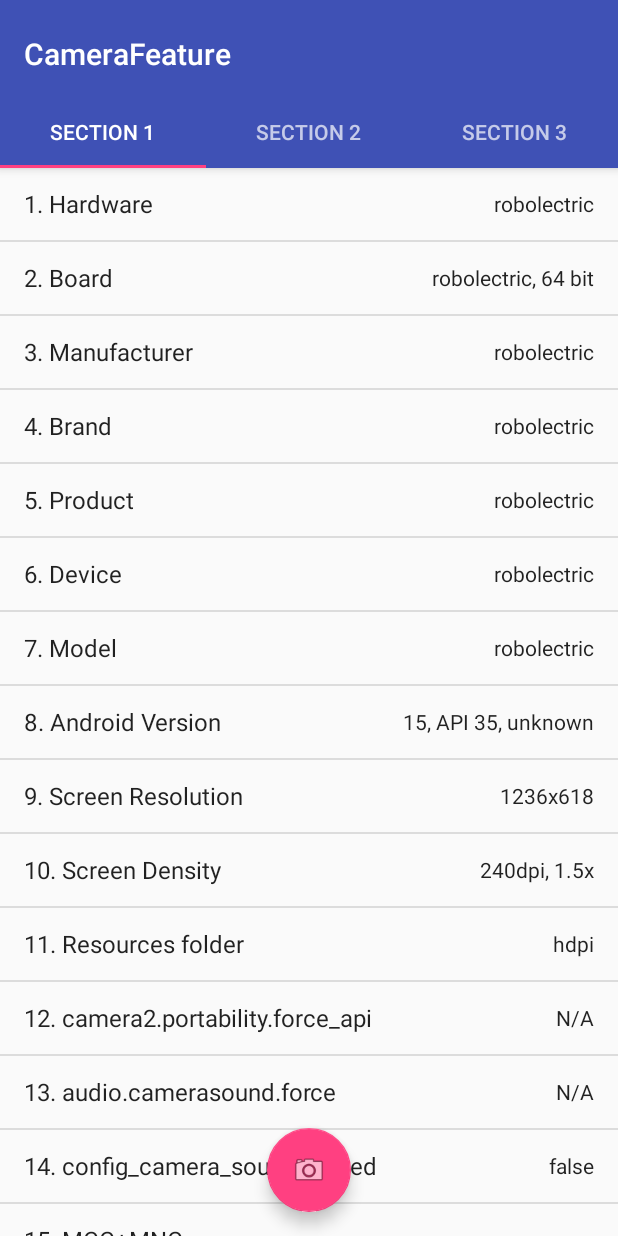
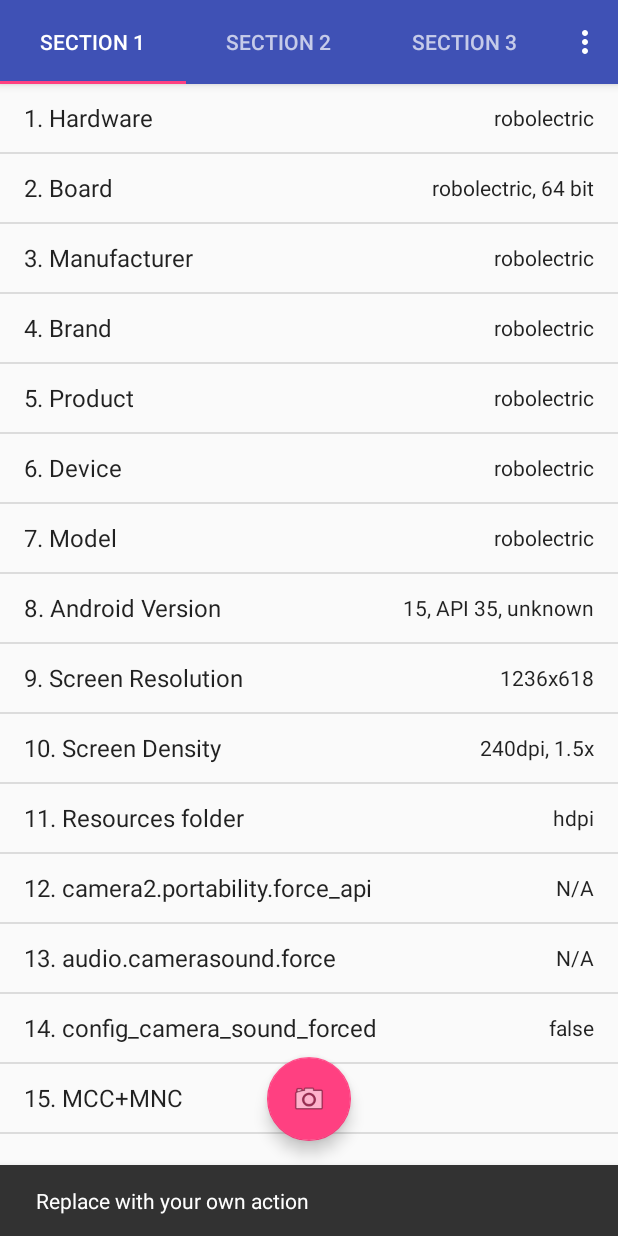
Before and after one commit to baby518/CameraChecker, an Android app: the screen it shows after launch (MainActivity), after a tap on an icon or button, on a phone screen of 412 x 824 dp. Run offline under Robolectric (Android 15) with nearby library versions, the phone set to English and light mode, and no system bars; 1 other tap on this screen came first.

Commit message:
add over flow and set list item height

```diff
--- a/app/src/main/java/com/sample/camerafeature/MainActivity.java
+++ b/app/src/main/java/com/sample/camerafeature/MainActivity.java
@@ -12,13 +12,15 @@ import android.support.v4.view.ViewPager;
 import android.os.Bundle;
 import android.support.v7.widget.Toolbar;
 import android.view.LayoutInflater;
+import android.view.Menu;
+import android.view.MenuItem;
 import android.view.View;
 import android.view.ViewGroup;
 
 import android.widget.TextView;
 
 import com.sample.camerafeature.fragment.OverviewFragment;
-import com.sample.camerafeature.utils.FeatureChecker;
+import com.sample.camerafeature.utils.PreferenceUtil;
 
 public class MainActivity extends AppCompatActivity {
     private SectionsPagerAdapter mSectionsPagerAdapter;
@@ -52,6 +54,36 @@ public class MainActivity extends AppCompatActivity {
                         .setAction("Action", null).show();
             }
         });
+    }
+
+    @Override
+    public boolean onCreateOptionsMenu(Menu menu) {
+        // Inflate the menu; this adds items to the action bar if it is present.
+        getMenuInflater().inflate(R.menu.menu_main, menu);
+
+        boolean isChecked = PreferenceUtil.getBoolean(this, PreferenceUtil.KEY_USE_CAMERA2, false);
+        MenuItem item = menu.findItem(R.id.action_use_camera2);
+        if (item != null) {
+            item.setChecked(isChecked);
+        }
+
+        return true;
+    }
+
+    @Override
+    public boolean onOptionsItemSelected(MenuItem item) {
+        if (item != null) {
+            if (item.isCheckable()) {
+                item.setChecked(!item.isChecked());
+            }
+
+            int id = item.getItemId();
+            if (id == R.id.action_use_camera2) {
+                PreferenceUtil.putBoolean(this, PreferenceUtil.KEY_USE_CAMERA2, item.isChecked());
+                return true;
+            }
+        }
+        return super.onOptionsItemSelected(item);
     }
 
     public static class PlaceholderFragment extends Fragment {
--- a/app/src/main/java/com/sample/camerafeature/fragment/BaseFragment.java
+++ b/app/src/main/java/com/sample/camerafeature/fragment/BaseFragment.java
@@ -13,7 +13,6 @@ import java.util.Map;
 
 import com.sample.camerafeature.R;
 import com.sample.camerafeature.fragment.BaseCapabilitiesContent.CapabilitiesItem;
-import com.sample.camerafeature.utils.FeatureChecker;
 
 public class BaseFragment extends ListFragment {
     public final String NA = "N/A";
@@ -24,7 +23,6 @@ public class BaseFragment extends ListFragment {
     @Override
     public void onActivityCreated(Bundle paramBundle) {
         super.onActivityCreated(paramBundle);
-        FeatureChecker.initialize(getActivity());
         initCapabilities();
         setMyListAdapter();
     }
--- a/app/src/main/java/com/sample/camerafeature/fragment/OverviewFragment.java
+++ b/app/src/main/java/com/sample/camerafeature/fragment/OverviewFragment.java
@@ -1,8 +1,18 @@
 package com.sample.camerafeature.fragment;
+
+import android.os.Bundle;
+
+import com.sample.camerafeature.utils.FeatureChecker;
 
 public class OverviewFragment extends BaseFragment {
     public static String getName() {
         return "Overview";
+    }
+
+    @Override
+    public void onActivityCreated(Bundle paramBundle) {
+        FeatureChecker.initialize(getActivity());
+        super.onActivityCreated(paramBundle);
     }
 
     public void initCapabilities() {
--- /dev/null
+++ b/app/src/main/java/com/sample/camerafeature/utils/PreferenceUtil.java
@@ -0,0 +1,21 @@
+package com.sample.camerafeature.utils;
+
+import android.content.Context;
+import android.content.SharedPreferences;
+
+public class PreferenceUtil {
+    public static String NAME = "preferences";
+    public static String KEY_USE_CAMERA2 = "key_use_camera2";
+
+    public static boolean getBoolean(Context context, String key, boolean defaultValue) {
+        SharedPreferences settings = context.getSharedPreferences(PreferenceUtil.NAME, Context.MODE_PRIVATE);
+        return settings.getBoolean(key, defaultValue);
+    }
+
+    public static void putBoolean(Context context, String key, boolean value) {
+        SharedPreferences settings = context.getSharedPreferences(PreferenceUtil.NAME, Context.MODE_PRIVATE);
+        SharedPreferences.Editor editor = settings.edit();
+        editor.putBoolean(key, value);
+        editor.apply();
+    }
+}
--- a/app/src/main/res/layout/activity_main.xml
+++ b/app/src/main/res/layout/activity_main.xml
@@ -12,7 +12,6 @@
         android:id="@+id/appbar"
         android:layout_width="match_parent"
         android:layout_height="wrap_content"
-        android:paddingTop="@dimen/appbar_padding_top"
         android:theme="@style/AppTheme.AppBarOverlay">
 
         <android.support.v7.widget.Toolbar
@@ -22,13 +21,12 @@
             android:background="?attr/colorPrimary"
             app:popupTheme="@style/AppTheme.PopupOverlay">
 
+            <android.support.design.widget.TabLayout
+                android:id="@+id/tabs"
+                android:layout_width="match_parent"
+                android:layout_height="match_parent" />
+
         </android.support.v7.widget.Toolbar>
-
-        <android.support.design.widget.TabLayout
-            android:id="@+id/tabs"
-            android:layout_width="match_parent"
-            android:layout_height="wrap_content" />
-
     </android.support.design.widget.AppBarLayout>
 
     <android.support.v4.view.ViewPager
--- a/app/src/main/res/layout/simple_list_item.xml
+++ b/app/src/main/res/layout/simple_list_item.xml
@@ -1,6 +1,7 @@
 <RelativeLayout xmlns:android="http://schemas.android.com/apk/res/android"
                 android:layout_width="match_parent"
                 android:layout_height="wrap_content"
+                android:background="?android:attr/selectableItemBackground"
                 android:minHeight="?android:attr/listPreferredItemHeightSmall"
                 android:mode="oneLine"
                 android:paddingEnd="?android:attr/listPreferredItemPaddingEnd"
--- /dev/null
+++ b/app/src/main/res/menu/menu_main.xml
@@ -0,0 +1,9 @@
+<menu xmlns:android="http://schemas.android.com/apk/res/android"
+    xmlns:app="http://schemas.android.com/apk/res-auto">
+
+    <item
+        android:id="@+id/action_use_camera2"
+        android:title="@string/action_use_camera2"
+        android:checkable="true"
+        app:showAsAction="never" />
+</menu>
--- a/app/src/main/res/values/dimens.xml
+++ b/app/src/main/res/values/dimens.xml
@@ -2,4 +2,6 @@
     <!-- Default screen margins, per the Android Design guidelines. -->
     <dimen name="fab_margin">16dp</dimen>
     <dimen name="appbar_padding_top">8dp</dimen>
+
+    <dimen name="list_item_height">45dp</dimen>
 </resources>
--- a/app/src/main/res/values/strings.xml
+++ b/app/src/main/res/values/strings.xml
@@ -2,4 +2,5 @@
     <string name="app_name">CameraFeature</string>
     <string name="section_format">Hello World from section: %1$d</string>
     <string name="res_folder_check">not found</string>
+    <string name="action_use_camera2">Use Camera2</string>
 </resources>
--- a/app/src/main/res/values/styles.xml
+++ b/app/src/main/res/values/styles.xml
@@ -6,6 +6,8 @@
         <item name="colorPrimary">@color/colorPrimary</item>
         <item name="colorPrimaryDark">@color/colorPrimaryDark</item>
         <item name="colorAccent">@color/colorAccent</item>
+        <item name="android:listPreferredItemHeight">@dimen/list_item_height</item>
+        <item name="android:listPreferredItemHeightSmall">@dimen/list_item_height</item>
     </style>
 
     <style name="AppTheme.NoActionBar">
@@ -13,8 +15,16 @@
         <item name="windowNoTitle">true</item>
     </style>
 
-    <style name="AppTheme.AppBarOverlay" parent="ThemeOverlay.AppCompat.Dark.ActionBar" />
+    <style name="AppTheme.AppBarOverlay" parent="ThemeOverlay.AppCompat.Dark.ActionBar">
+        <item name="toolbarStyle">@style/MyToolbar</item>
+    </style>
 
-    <style name="AppTheme.PopupOverlay" parent="ThemeOverlay.AppCompat.Light" />
+    <style name="AppTheme.PopupOverlay" parent="ThemeOverlay.AppCompat.Light" >
+        <item name="overlapAnchor">false</item>
+    </style>
 
+    <style name="MyToolbar" parent="Widget.AppCompat.Toolbar">
+        <item name="contentInsetStart">0dp</item>
+        <item name="contentInsetEnd">0dp</item>
+    </style>
 </resources>
```
